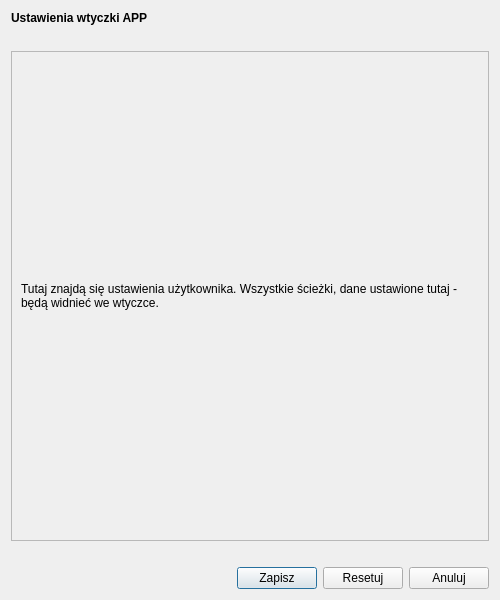
Before: the Qt Designer form modules/settings/views/ui/ustawienia_dialog_base.ui in envirosolutionspl/wtyczka_qgis_app, drawn with Qt 5.
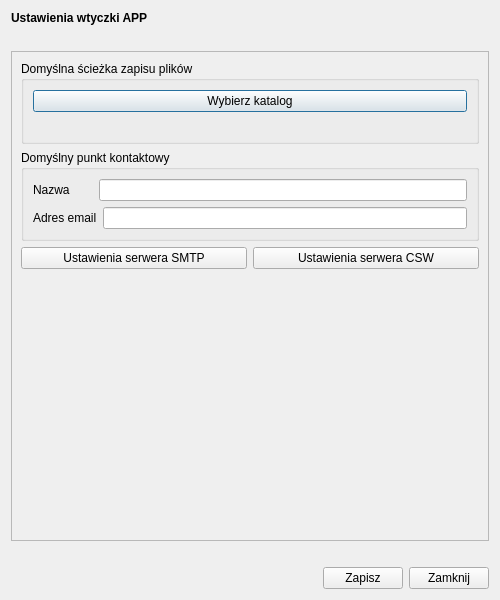
After: the same form once the commit is applied. Custom widgets are drawn as their Qt base class.

```diff
--- a/modules/settings/views/ui/ustawienia_dialog_base.ui
+++ b/modules/settings/views/ui/ustawienia_dialog_base.ui
@@ -54,21 +54,120 @@
            <rect>
             <x>0</x>
             <y>0</y>
-            <width>482</width>
-            <height>500</height>
+            <width>476</width>
+            <height>474</height>
            </rect>
           </property>
-          <layout class="QGridLayout" name="gridLayout_2">
-           <item row="4" column="1">
-            <widget class="QLabel" name="settings_lbl">
-             <property name="text">
-              <string>Tutaj znajdą się ustawienia użytkownika. Wszystkie ścieżki, dane ustawione tutaj - będą widnieć we wtyczce.</string>
+          <layout class="QVBoxLayout" name="verticalLayout_2">
+           <item>
+            <widget class="QGroupBox" name="verticalGroupBox">
+             <property name="title">
+              <string>Domyślna ścieżka zapisu plików</string>
              </property>
-             <property name="wordWrap">
-              <bool>true</bool>
-             </property>
+             <layout class="QVBoxLayout" name="verticalLayout_4">
+              <item>
+               <widget class="QPushButton" name="folder_btn">
+                <property name="text">
+                 <string>Wybierz katalog</string>
+                </property>
+               </widget>
+              </item>
+              <item>
+               <widget class="QLabel" name="folder_lbl">
+                <property name="font">
+                 <font>
+                  <weight>50</weight>
+                  <bold>false</bold>
+                 </font>
+                </property>
+                <property name="text">
+                 <string/>
+                </property>
+               </widget>
+              </item>
+             </layout>
             </widget>
            </item>
+           <item>
+            <layout class="QHBoxLayout" name="horizontalLayout_5">
+             <item>
+              <widget class="QGroupBox" name="verticalGroupBox">
+               <property name="title">
+                <string>Domyślny punkt kontaktowy</string>
+               </property>
+               <layout class="QVBoxLayout" name="verticalLayout_3">
+                <item>
+                 <layout class="QHBoxLayout" name="horizontalLayout_7">
+                  <item>
+                   <widget class="QLabel" name="name_lbl">
+                    <property name="text">
+                     <string>Nazwa       </string>
+                    </property>
+                   </widget>
+                  </item>
+                  <item>
+                   <widget class="QgsFilterLineEdit" name="name_lineEdit">
+                    <property name="qgisRelation" stdset="0">
+                     <string notr="true"/>
+                    </property>
+                   </widget>
+                  </item>
+                 </layout>
+                </item>
+                <item>
+                 <layout class="QHBoxLayout" name="horizontalLayout_6">
+                  <item>
+                   <widget class="QLabel" name="mail_lbl">
+                    <property name="text">
+                     <string>Adres email</string>
+                    </property>
+                   </widget>
+                  </item>
+                  <item>
+                   <widget class="QgsFilterLineEdit" name="mail_lineEdit">
+                    <property name="qgisRelation" stdset="0">
+                     <string notr="true"/>
+                    </property>
+                   </widget>
+                  </item>
+                 </layout>
+                </item>
+               </layout>
+              </widget>
+             </item>
+            </layout>
+           </item>
+           <item>
+            <layout class="QHBoxLayout" name="horizontalLayout_3">
+             <item>
+              <widget class="QPushButton" name="smtp_btn">
+               <property name="text">
+                <string>Ustawienia serwera SMTP</string>
+               </property>
+              </widget>
+             </item>
+             <item>
+              <widget class="QPushButton" name="csw_btn">
+               <property name="text">
+                <string>Ustawienia serwera CSW</string>
+               </property>
+              </widget>
+             </item>
+            </layout>
+           </item>
+           <item>
+            <spacer name="verticalSpacer_2">
+             <property name="orientation">
+              <enum>Qt::Vertical</enum>
+             </property>
+             <property name="sizeHint" stdset="0">
+              <size>
+               <width>20</width>
+               <height>40</height>
+              </size>
+             </property>
+            </spacer>
+           </item>
           </layout>
          </widget>
         </widget>
@@ -105,19 +204,12 @@
         </widget>
        </item>
        <item>
-        <widget class="QPushButton" name="reset_btn">
-         <property name="text">
-          <string>Resetuj</string>
-         </property>
-        </widget>
-       </item>
-       <item>
-        <widget class="QPushButton" name="cancel_btn">
+        <widget class="QPushButton" name="exit_btn">
          <property name="enabled">
           <bool>true</bool>
          </property>
          <property name="text">
-          <string>Anuluj</string>
+          <string>Zamknij</string>
          </property>
         </widget>
        </item>
@@ -127,6 +219,13 @@
    </item>
   </layout>
  </widget>
+ <customwidgets>
+  <customwidget>
+   <class>QgsFilterLineEdit</class>
+   <extends>QLineEdit</extends>
+   <header>qgsfilterlineedit.h</header>
+  </customwidget>
+ </customwidgets>
  <resources/>
  <connections/>
 </ui>
```
